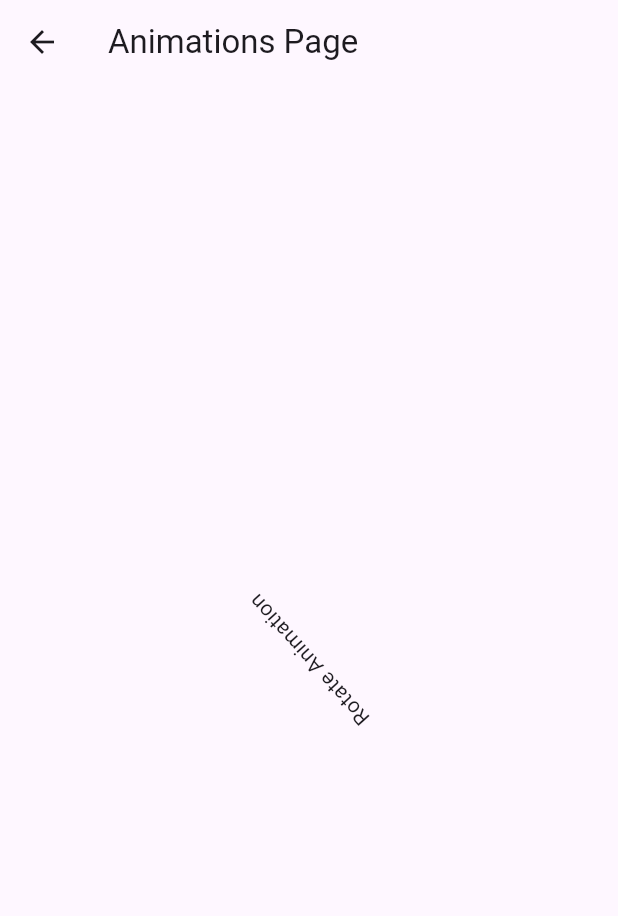
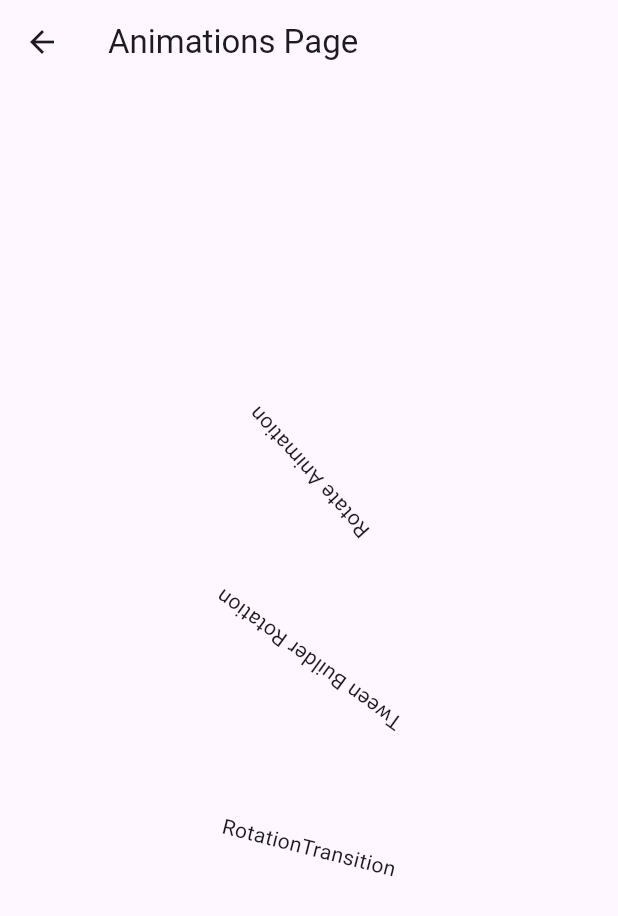
Before and after one commit to DMIT-2504/dmit2504-1233-workbook-nathanhumphrey, a Flutter app: the AnimationsPage screen opened directly, on a phone screen of 412 x 824 dp. Shown: the top 916 px of the screen. Run offline on Flutter 3.47's test engine with Material 3 defaults, Android fonts, the light colour scheme and no system bars; our stand-ins replace cloud_firestore, firebase_auth, firebase_core, flutter_riverpod, shared_preferences, sqflite; missing offline and left inert: firebase_ui_auth; accounts and stored records are empty.

Commit message:
Complete week 09 animations

```diff
--- a/week_09_animations/lib/animations_page.dart
+++ b/week_09_animations/lib/animations_page.dart
@@ -1,3 +1,4 @@
+import 'dart:async';
 import 'dart:math' as math;
 import 'package:flutter/material.dart';
 
@@ -12,6 +13,10 @@ class _AnimationsPageState extends State<AnimationsPage>
     with SingleTickerProviderStateMixin {
   late final AnimationController _controller;
 
+  // Required for tween animation
+  int _tweenValue = 0;
+  late Timer _tweenTimer;
+
   @override
   void initState() {
     _controller = AnimationController(
@@ -20,6 +25,16 @@ class _AnimationsPageState extends State<AnimationsPage>
         seconds: 3,
       ),
     )..repeat();
+
+    // Start the tween animation parts
+    _tweenTimer = Timer.periodic(
+      const Duration(milliseconds: 30),
+      (timer) {
+        setState(() {
+          _tweenValue = _tweenValue == 1000 ? 1 : _tweenValue + 1;
+        });
+      },
+    );
 
     super.initState();
   }
@@ -44,6 +59,34 @@ class _AnimationsPageState extends State<AnimationsPage>
                 );
               },
             ),
+            const SizedBox(
+              height: 105.0,
+            ),
+            TweenAnimationBuilder(
+              tween: IntTween(
+                begin: 0,
+                end: _tweenValue,
+              ),
+              duration: const Duration(microseconds: 30),
+              builder: (_, int? value, __) {
+                double val = value! / 100.0;
+                return Transform.rotate(
+                  angle: val * (2 * math.pi),
+                  child: const Text('Tween Builder Rotation'),
+                );
+              },
+            ),
+            const SizedBox(
+              height: 105.0,
+            ),
+            RotationTransition(
+              //turns: _controller,
+              turns: CurvedAnimation(
+                parent: _controller,
+                curve: Curves.elasticInOut,
+              ),
+              child: const Text('RotationTransition'),
+            )
           ],
         ),
       ),
--- a/week_09_animations/lib/main.dart
+++ b/week_09_animations/lib/main.dart
@@ -1,6 +1,4 @@
-import 'dart:math' as math;
 import 'package:flutter/material.dart';
-import 'package:week_09_animations/animations_page.dart';
 import 'package:week_09_animations/home_page.dart';
 
 void main() {
```
